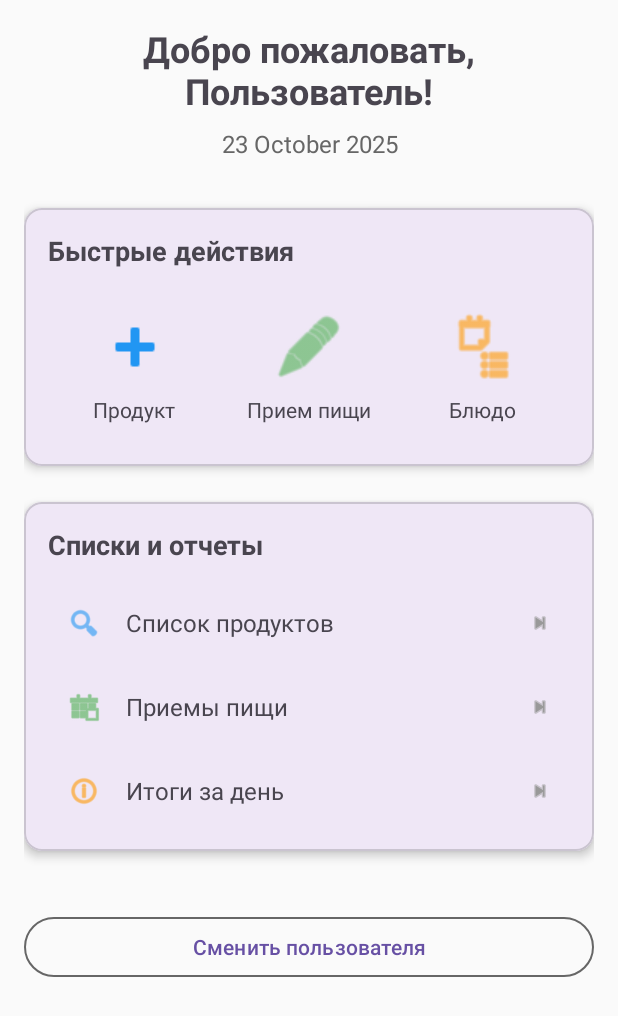
After one commit to dioniskrasava/NuJo, an Android app: the MainAppActivity screen opened directly, with no data from a screen before it, on a phone screen of 412 x 824 dp. The commit adds this screen. Shown: the top 1016 px of the screen. Run offline under Robolectric (Android 15) with nearby library versions, the phone set to English and light mode, and no system bars.

Commit message:
доработан дизайн, добавлено главное окно работы с приложением

```diff
--- /dev/null
+++ b/app/src/main/java/com/majo/nutjo/MainAppActivity.kt
@@ -0,0 +1,86 @@
+package com.majo.nutjo
+
+import android.content.Intent
+import android.content.SharedPreferences
+import androidx.appcompat.app.AppCompatActivity
+import android.os.Bundle
+import android.widget.TextView
+import android.widget.Toast
+import java.text.SimpleDateFormat
+import java.util.*
+
+class MainAppActivity : AppCompatActivity() {
+
+    private lateinit var welcomeTextView: TextView
+    private lateinit var dateTextView: TextView
+    private lateinit var switchUserButton: com.google.android.material.button.MaterialButton
+
+    private val prefsName = "NutritionAppPrefs"
+
+    override fun onCreate(savedInstanceState: Bundle?) {
+        super.onCreate(savedInstanceState)
+        setContentView(R.layout.activity_main_app)
+
+        initViews()
+        setupClickListeners()
+        updateWelcomeText()
+        updateDate()
+    }
+
+    private fun initViews() {
+        welcomeTextView = findViewById(R.id.welcomeTextView)
+        dateTextView = findViewById(R.id.dateTextView)
+        switchUserButton = findViewById(R.id.switchUserButton)
+
+        // Находим все карточки
+        val addProductCard = findViewById<android.view.View>(R.id.addProductCard)
+        val addMealCard = findViewById<android.view.View>(R.id.addMealCard)
+        val addDishCard = findViewById<android.view.View>(R.id.addDishCard)
+        val productsListCard = findViewById<android.view.View>(R.id.productsListCard)
+        val mealsListCard = findViewById<android.view.View>(R.id.mealsListCard)
+        val nutritionSummaryCard = findViewById<android.view.View>(R.id.nutritionSummaryCard)
+
+        // Устанавливаем обработчики для карточек
+        addProductCard.setOnClickListener { showToast("Добавление продукта - в разработке") }
+        addMealCard.setOnClickListener { showToast("Добавление приема пищи - в разработке") }
+        addDishCard.setOnClickListener { showToast("Создание блюда - в разработке") }
+        productsListCard.setOnClickListener { showToast("Список продуктов - в разработке") }
+        mealsListCard.setOnClickListener { showToast("Список приемов пищи - в разработке") }
+        nutritionSummaryCard.setOnClickListener { showToast("Итоги за день - в разработке") }
+    }
+
+    private fun setupClickListeners() {
+        switchUserButton.setOnClickListener {
+            switchUser()
+        }
+    }
+
+    private fun updateWelcomeText() {
+        val prefs: SharedPreferences = getSharedPreferences(prefsName, MODE_PRIVATE)
+        val userName = prefs.getString("selected_user_name", "Пользователь")
+        welcomeTextView.text = "Добро пожаловать, $userName!"
+    }
+
+    private fun updateDate() {
+        val dateFormat = SimpleDateFormat("d MMMM yyyy", Locale.getDefault())
+        val currentDate = dateFormat.format(Date())
+        dateTextView.text = currentDate
+    }
+
+    private fun switchUser() {
+        val prefs: SharedPreferences = getSharedPreferences(prefsName, MODE_PRIVATE)
+        val editor = prefs.edit()
+        editor.remove("selected_user_name")
+        editor.remove("selected_user_id")
+        editor.apply()
+
+        val intent = Intent(this, UserListActivity::class.java)
+        intent.flags = Intent.FLAG_ACTIVITY_CLEAR_TOP or Intent.FLAG_ACTIVITY_NEW_TASK
+        startActivity(intent)
+        finish()
+    }
+
+    private fun showToast(message: String) {
+        Toast.makeText(this, message, Toast.LENGTH_SHORT).show()
+    }
+}
--- a/app/src/main/java/com/majo/nutjo/SplashActivity.kt
+++ b/app/src/main/java/com/majo/nutjo/SplashActivity.kt
@@ -6,18 +6,17 @@ import androidx.appcompat.app.AppCompatActivity
 import com.google.gson.Gson
 import com.google.gson.reflect.TypeToken
 
+/*Главная активность. Проверяющая факт уже имеющихся пользователей*/
 class SplashActivity : AppCompatActivity() {
     override fun onCreate(savedInstanceState: Bundle?) {
         super.onCreate(savedInstanceState)
 
-        // Проверяем, есть ли сохраненные пользователи
         val prefs = getSharedPreferences("NutritionAppPrefs", MODE_PRIVATE)
         val usersJson = prefs.getString("key_users", "[]")
         val gson = Gson()
         val type = object : TypeToken<List<User>>() {}.type
         val users = gson.fromJson<List<User>>(usersJson, type) ?: emptyList()
 
-        // Проверяем, есть ли выбранный пользователь
         val selectedUserId = prefs.getInt("selected_user_id", -1)
 
         val intent = when {
@@ -30,12 +29,12 @@ class SplashActivity : AppCompatActivity() {
                 Intent(this, UserListActivity::class.java)
             }
             else -> {
-                // Есть выбранный пользователь - идем к продуктам
-                Intent(this, ProductActivity::class.java)
+                // Есть выбранный пользователь - идем к ГЛАВНОМУ ЭКРАНУ
+                Intent(this, MainAppActivity::class.java)
             }
         }
 
         startActivity(intent)
-        finish() // Закрываем SplashActivity чтобы нельзя было вернуться назад
+        finish()
     }
 }
--- a/app/src/main/java/com/majo/nutjo/UserListActivity.kt
+++ b/app/src/main/java/com/majo/nutjo/UserListActivity.kt
@@ -89,16 +89,17 @@ class UserListActivity : AppCompatActivity() {
         val prefs = getSharedPreferences("NutritionAppPrefs", MODE_PRIVATE)
         val editor = prefs.edit()
 
-        // Сохраняем ID выбранного пользователя (можно использовать имя как идентификатор)
         editor.putString("selected_user_name", user.name)
         editor.putInt("selected_user_id", usersList.indexOfFirst { it.name == user.name })
         editor.apply()
 
         Toast.makeText(this, "Пользователь ${user.name} выбран", Toast.LENGTH_SHORT).show()
 
-        // Переходим к экрану продуктов
-        val intent = Intent(this, ProductActivity::class.java)
+        // Переходим к ГЛАВНОМУ ЭКРАНУ приложения
+        val intent = Intent(this, MainAppActivity::class.java)
+        intent.flags = Intent.FLAG_ACTIVITY_CLEAR_TOP or Intent.FLAG_ACTIVITY_NEW_TASK
         startActivity(intent)
+        finish()
     }
 
 
--- /dev/null
+++ b/app/src/main/res/layout/activity_main_app.xml
@@ -0,0 +1,301 @@
+<?xml version="1.0" encoding="utf-8"?>
+<ScrollView xmlns:android="http://schemas.android.com/apk/res/android"
+    xmlns:app="http://schemas.android.com/apk/res-auto"
+    android:layout_width="match_parent"
+    android:layout_height="match_parent"
+    android:padding="16dp"
+    android:background="#FAFAFA">
+
+    <LinearLayout
+        android:layout_width="match_parent"
+        android:layout_height="wrap_content"
+        android:orientation="vertical">
+
+        <!-- Заголовок -->
+        <TextView
+            android:id="@+id/welcomeTextView"
+            android:layout_width="match_parent"
+            android:layout_height="wrap_content"
+            android:text="Добро пожаловать!"
+            android:textSize="24sp"
+            android:textStyle="bold"
+            android:gravity="center"
+            android:layout_marginBottom="8dp" />
+
+        <TextView
+            android:id="@+id/dateTextView"
+            android:layout_width="match_parent"
+            android:layout_height="wrap_content"
+            android:text="Сегодня"
+            android:textSize="16sp"
+            android:gravity="center"
+            android:textColor="#666"
+            android:layout_marginBottom="32dp" />
+
+        <!-- Карточка быстрого доступа -->
+        <com.google.android.material.card.MaterialCardView
+            android:layout_width="match_parent"
+            android:layout_height="wrap_content"
+            android:layout_marginBottom="24dp"
+            app:cardCornerRadius="12dp"
+            app:cardElevation="4dp">
+
+            <LinearLayout
+                android:layout_width="match_parent"
+                android:layout_height="wrap_content"
+                android:orientation="vertical"
+                android:padding="16dp">
+
+                <TextView
+                    android:layout_width="match_parent"
+                    android:layout_height="wrap_content"
+                    android:text="Быстрые действия"
+                    android:textSize="18sp"
+                    android:textStyle="bold"
+                    android:layout_marginBottom="16dp" />
+
+                <LinearLayout
+                    android:layout_width="match_parent"
+                    android:layout_height="wrap_content"
+                    android:orientation="horizontal">
+
+                    <!-- Добавить продукт -->
+                    <LinearLayout
+                        android:id="@+id/addProductCard"
+                        android:layout_width="0dp"
+                        android:layout_height="wrap_content"
+                        android:layout_weight="1"
+                        android:orientation="vertical"
+                        android:gravity="center"
+                        android:padding="12dp"
+                        android:background="?selectableItemBackground"
+                        android:clickable="true"
+                        android:focusable="true">
+
+                        <ImageView
+                            android:layout_width="48dp"
+                            android:layout_height="48dp"
+                            android:src="@android:drawable/ic_input_add"
+                            android:tint="#2196F3" />
+
+                        <TextView
+                            android:layout_width="wrap_content"
+                            android:layout_height="wrap_content"
+                            android:text="Продукт"
+                            android:textSize="14sp"
+                            android:layout_marginTop="8dp" />
+
+                    </LinearLayout>
+
+                    <!-- Добавить прием пищи -->
+                    <LinearLayout
+                        android:id="@+id/addMealCard"
+                        android:layout_width="0dp"
+                        android:layout_height="wrap_content"
+                        android:layout_weight="1"
+                        android:orientation="vertical"
+                        android:gravity="center"
+                        android:padding="12dp"
+                        android:background="?selectableItemBackground"
+                        android:clickable="true"
+                        android:focusable="true">
+
+                        <ImageView
+                            android:layout_width="48dp"
+                            android:layout_height="48dp"
+                            android:src="@android:drawable/ic_menu_edit"
+                            android:tint="#4CAF50" />
+
+                        <TextView
+                            android:layout_width="wrap_content"
+                            android:layout_height="wrap_content"
+                            android:text="Прием пищи"
+                            android:textSize="14sp"
+                            android:layout_marginTop="8dp" />
+
+                    </LinearLayout>
+
+                    <!-- Создать блюдо -->
+                    <LinearLayout
+                        android:id="@+id/addDishCard"
+                        android:layout_width="0dp"
+                        android:layout_height="wrap_content"
+                        android:layout_weight="1"
+                        android:orientation="vertical"
+                        android:gravity="center"
+                        android:padding="12dp"
+                        android:background="?selectableItemBackground"
+                        android:clickable="true"
+                        android:focusable="true">
+
+                        <ImageView
+                            android:layout_width="48dp"
+                            android:layout_height="48dp"
+                            android:src="@android:drawable/ic_menu_agenda"
+                            android:tint="#FF9800" />
+
+                        <TextView
+                            android:layout_width="wrap_content"
+                            android:layout_height="wrap_content"
+                            android:text="Блюдо"
+                            android:textSize="14sp"
+                            android:layout_marginTop="8dp" />
+
+                    </LinearLayout>
+
+                </LinearLayout>
+
+            </LinearLayout>
+
+        </com.google.android.material.card.MaterialCardView>
+
+        <!-- Карточка списков -->
+        <com.google.android.material.card.MaterialCardView
+            android:layout_width="match_parent"
+            android:layout_height="wrap_content"
+            android:layout_marginBottom="24dp"
+            app:cardCornerRadius="12dp"
+            app:cardElevation="4dp">
+
+            <LinearLayout
+                android:layout_width="match_parent"
+                android:layout_height="wrap_content"
+                android:orientation="vertical"
+                android:padding="16dp">
+
+                <TextView
+                    android:layout_width="match_parent"
+                    android:layout_height="wrap_content"
+                    android:text="Списки и отчеты"
+                    android:textSize="18sp"
+                    android:textStyle="bold"
+                    android:layout_marginBottom="16dp" />
+
+                <!-- Список продуктов -->
+                <LinearLayout
+                    android:id="@+id/productsListCard"
+                    android:layout_width="match_parent"
+                    android:layout_height="wrap_content"
+                    android:orientation="horizontal"
+                    android:padding="12dp"
+                    android:background="?selectableItemBackground"
+                    android:clickable="true"
+                    android:focusable="true"
+                    android:layout_marginBottom="8dp">
+
+                    <ImageView
+                        android:layout_width="24dp"
+                        android:layout_height="24dp"
+                        android:src="@android:drawable/ic_menu_search"
+                        android:tint="#2196F3"
+                        android:layout_gravity="center_vertical" />
+
+                    <TextView
+                        android:layout_width="0dp"
+                        android:layout_height="wrap_content"
+                        android:layout_weight="1"
+                        android:text="Список продуктов"
+                        android:textSize="16sp"
+                        android:layout_marginStart="16dp"
+                        android:layout_gravity="center_vertical" />
+
+                    <ImageView
+                        android:layout_width="16dp"
+                        android:layout_height="16dp"
+                        android:src="@android:drawable/ic_media_next"
+                        android:tint="#999"
+                        android:layout_gravity="center_vertical" />
+
+                </LinearLayout>
+
+                <!-- Список приемов пищи -->
+                <LinearLayout
+                    android:id="@+id/mealsListCard"
+                    android:layout_width="match_parent"
+                    android:layout_height="wrap_content"
+                    android:orientation="horizontal"
+                    android:padding="12dp"
+                    android:background="?selectableItemBackground"
+                    android:clickable="true"
+                    android:focusable="true"
+                    android:layout_marginBottom="8dp">
+
+                    <ImageView
+                        android:layout_width="24dp"
+                        android:layout_height="24dp"
+                        android:src="@android:drawable/ic_menu_today"
+                        android:tint="#4CAF50"
+                        android:layout_gravity="center_vertical" />
+
+                    <TextView
+                        android:layout_width="0dp"
+                        android:layout_height="wrap_content"
+                        android:layout_weight="1"
+                        android:text="Приемы пищи"
+                        android:textSize="16sp"
+                        android:layout_marginStart="16dp"
+                        android:layout_gravity="center_vertical" />
+
+                    <ImageView
+                        android:layout_width="16dp"
+                        android:layout_height="16dp"
+                        android:src="@android:drawable/ic_media_next"
+                        android:tint="#999"
+                        android:layout_gravity="center_vertical" />
+
+                </LinearLayout>
+
+                <!-- Итоги за день -->
+                <LinearLayout
+                    android:id="@+id/nutritionSummaryCard"
+                    android:layout_width="match_parent"
+                    android:layout_height="wrap_content"
+                    android:orientation="horizontal"
+                    android:padding="12dp"
+                    android:background="?selectableItemBackground"
+                    android:clickable="true"
+                    android:focusable="true">
+
+                    <ImageView
+                        android:layout_width="24dp"
+                        android:layout_height="24dp"
+                        android:src="@android:drawable/ic_menu_info_details"
+                        android:tint="#FF9800"
+                        android:layout_gravity="center_vertical" />
+
+                    <TextView
+                        android:layout_width="0dp"
+                        android:layout_height="wrap_content"
+                        android:layout_weight="1"
+                        android:text="Итоги за день"
+                        android:textSize="16sp"
+                        android:layout_marginStart="16dp"
+                        android:layout_gravity="center_vertical" />
+
+                    <ImageView
+                        android:layout_width="16dp"
+                        android:layout_height="16dp"
+                        android:src="@android:drawable/ic_media_next"
+                        android:tint="#999"
+                        android:layout_gravity="center_vertical" />
+
+                </LinearLayout>
+
+            </LinearLayout>
+
+        </com.google.android.material.card.MaterialCardView>
+
+        <!-- Кнопка смены пользователя в самом низу -->
+        <com.google.android.material.button.MaterialButton
+            android:id="@+id/switchUserButton"
+            style="@style/Widget.Material3.Button.OutlinedButton"
+            android:layout_width="match_parent"
+            android:layout_height="wrap_content"
+            android:text="Сменить пользователя"
+            android:layout_marginTop="16dp"
+            app:strokeColor="#666"
+            app:strokeWidth="1dp" />
+
+    </LinearLayout>
+
+</ScrollView>
```
Also changed, not shown: app/src/main/AndroidManifest.xml (+5 -2 lines).
